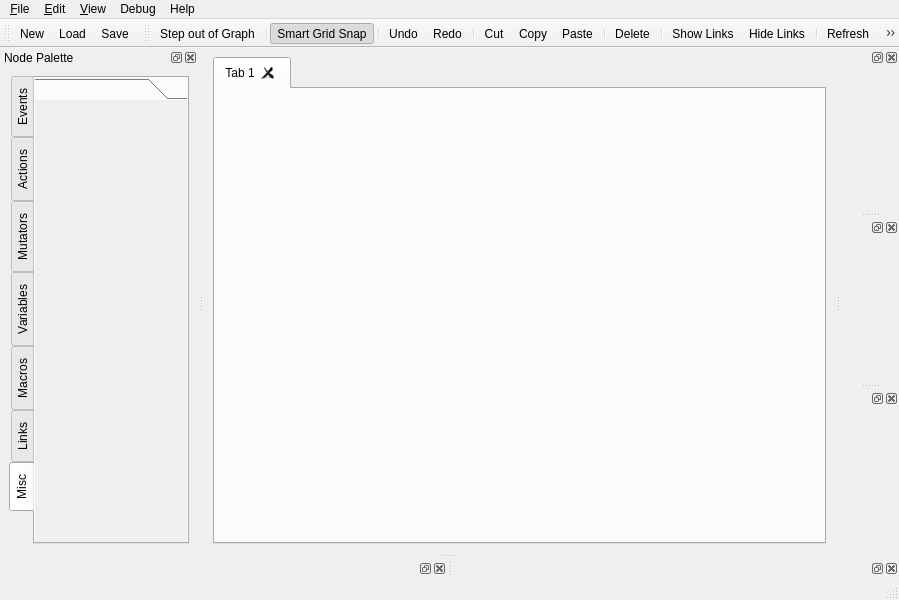
Qt form delta3d/ui/dtDirectorQt/directoreditor.ui (delta3d/delta3d) before a commit.
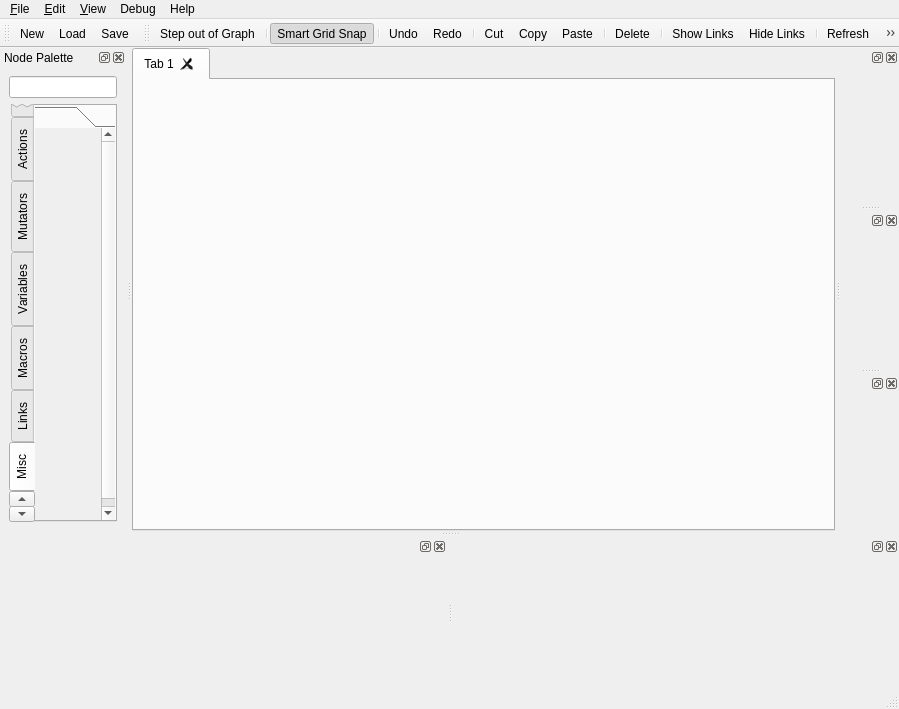
The same form after that commit. The open tabs and pages were chosen to show the change. Icons and pictures are not drawn. Custom widgets are drawn as their Qt base class.

Commit message: dtDirectorQt: Added a search option to search for node types in the palette. dtDirectorQt: Nodes in the palette are now centered.

The edit to the form file:
```diff
--- a/delta3d/ui/dtDirectorQt/directoreditor.ui
+++ b/delta3d/ui/dtDirectorQt/directoreditor.ui
@@ -7,12 +7,18 @@
     <x>0</x>
     <y>0</y>
     <width>899</width>
-    <height>600</height>
+    <height>709</height>
    </rect>
   </property>
   <property name="windowTitle">
    <string>No Director Graph Loaded</string>
   </property>
+  <property name="animated">
+   <bool>true</bool>
+  </property>
+  <property name="documentMode">
+   <bool>false</bool>
+  </property>
   <property name="dockNestingEnabled">
    <bool>false</bool>
   </property>
@@ -21,6 +27,12 @@
   </property>
   <widget class="QWidget" name="centralwidget">
    <layout class="QGridLayout" name="gridLayout_9">
+    <property name="margin">
+     <number>0</number>
+    </property>
+    <property name="spacing">
+     <number>0</number>
+    </property>
     <item row="0" column="0">
      <widget class="dtDirector::GraphTabs" name="graphTab">
       <property name="sizePolicy">
@@ -175,11 +187,32 @@
    <addaction name="actionToggle_Break_Point"/>
   </widget>
   <widget class="dtDirector::PropertyEditor" name="propertyEditor">
+   <property name="minimumSize">
+    <size>
+     <width>80</width>
+     <height>150</height>
+    </size>
+   </property>
+   <property name="features">
+    <set>QDockWidget::AllDockWidgetFeatures</set>
+   </property>
+   <property name="allowedAreas">
+    <set>Qt::AllDockWidgetAreas</set>
+   </property>
    <attribute name="dockWidgetArea">
     <number>8</number>
    </attribute>
   </widget>
   <widget class="dtDirector::GraphBrowser" name="graphBrowser">
+   <property name="minimumSize">
+    <size>
+     <width>80</width>
+     <height>150</height>
+    </size>
+   </property>
+   <property name="features">
+    <set>QDockWidget::AllDockWidgetFeatures</set>
+   </property>
    <attribute name="dockWidgetArea">
     <number>8</number>
    </attribute>
@@ -200,6 +233,12 @@
    </attribute>
   </widget>
   <widget class="QDockWidget" name="nodePalette">
+   <property name="minimumSize">
+    <size>
+     <width>114</width>
+     <height>466</height>
+    </size>
+   </property>
    <property name="features">
     <set>QDockWidget::AllDockWidgetFeatures</set>
    </property>
@@ -211,7 +250,14 @@
    </attribute>
    <widget class="QWidget" name="dockWidgetContents">
     <layout class="QGridLayout" name="gridLayout">
-     <item row="0" column="0">
+     <item row="0" column="0" colspan="2">
+      <widget class="QLineEdit" name="nodeSearchEdit">
+       <property name="enabled">
+        <bool>true</bool>
+       </property>
+      </widget>
+     </item>
+     <item row="1" column="0" colspan="2">
       <widget class="QTabWidget" name="nodeTabs">
        <property name="sizePolicy">
         <sizepolicy hsizetype="Expanding" vsizetype="Expanding">
@@ -219,6 +265,12 @@
          <verstretch>0</verstretch>
         </sizepolicy>
        </property>
+       <property name="minimumSize">
+        <size>
+         <width>0</width>
+         <height>400</height>
+        </size>
+       </property>
        <property name="autoFillBackground">
         <bool>false</bool>
        </property>
@@ -424,24 +476,69 @@
          </property>
          <item row="0" column="0">
           <widget class="dtDirector::NodeTabs" name="miscNodeTabWidget">
-           <property name="minimumSize">
-            <size>
-             <width>150</width>
-             <height>0</height>
-            </size>
+           <property name="tabSpacing">
+            <number>0</number>
            </property>
+           <widget class="QWidget" name="miscNodeTabWidgetPage1">
+            <property name="geometry">
+             <rect>
+              <x>0</x>
+              <y>0</y>
+              <width>157</width>
+              <height>400</height>
+             </rect>
+            </property>
+            <property name="minimumSize">
+             <size>
+              <width>0</width>
+              <height>400</height>
+             </size>
+            </property>
+            <attribute name="label">
+             <string/>
+            </attribute>
+           </widget>
+          </widget>
+         </item>
+        </layout>
+       </widget>
+       <widget class="QWidget" name="searchNodeTab">
+        <attribute name="title">
+         <string>Search</string>
+        </attribute>
+        <layout class="QGridLayout" name="gridLayout_10">
+         <property name="margin">
+          <number>0</number>
+         </property>
+         <item row="0" column="0">
+          <widget class="dtDirector::NodeTabs" name="searchNodeTabWidget">
+           <property name="enabled">
+            <bool>true</bool>
+           </property>
+           <property name="sizePolicy">
+            <sizepolicy hsizetype="Expanding" vsizetype="Expanding">
+             <horstretch>0</horstretch>
+             <verstretch>0</verstretch>
+            </sizepolicy>
+           </property>
            <property name="tabSpacing">
             <number>0</number>
            </property>
-           <widget class="QWidget" name="miscNodeTabWidgetPage1_2">
+           <widget class="QWidget" name="searchNodeTabWidgetPage1">
             <property name="geometry">
              <rect>
               <x>0</x>
               <y>0</y>
-              <width>151</width>
-              <height>432</height>
+              <width>157</width>
+              <height>400</height>
              </rect>
             </property>
+            <property name="minimumSize">
+             <size>
+              <width>0</width>
+              <height>400</height>
+             </size>
+            </property>
             <attribute name="label">
              <string/>
             </attribute>
```
Left out of the diff: 79 changed lines with no effect on the pictures. The commit also changes 6 other files.
